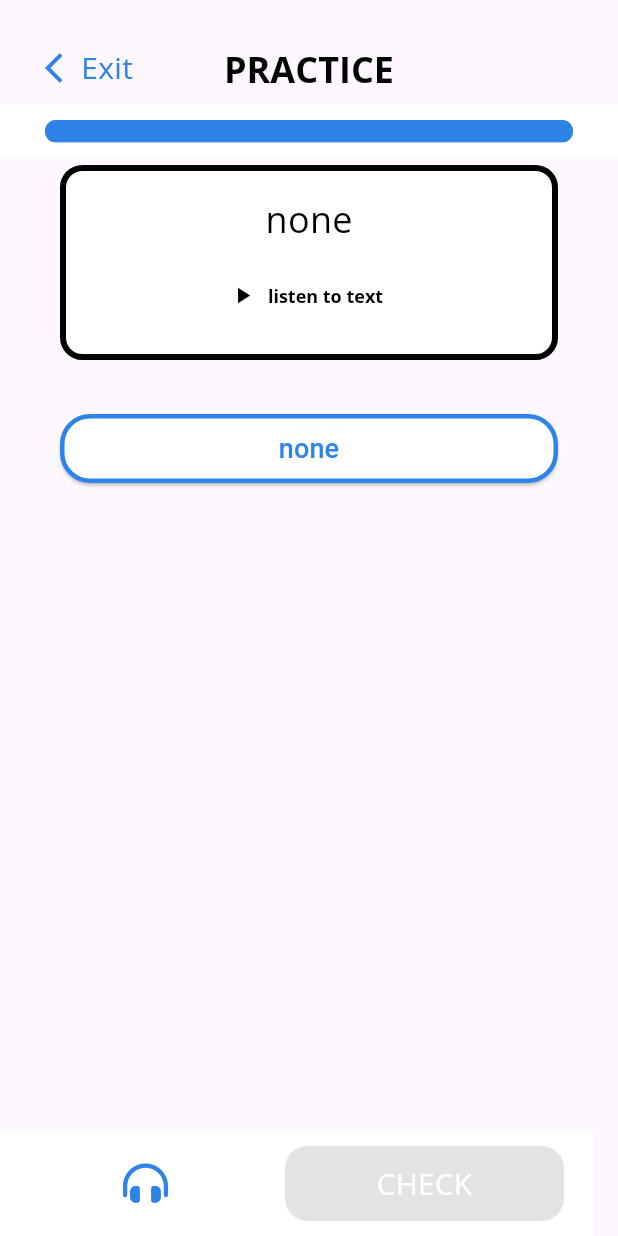
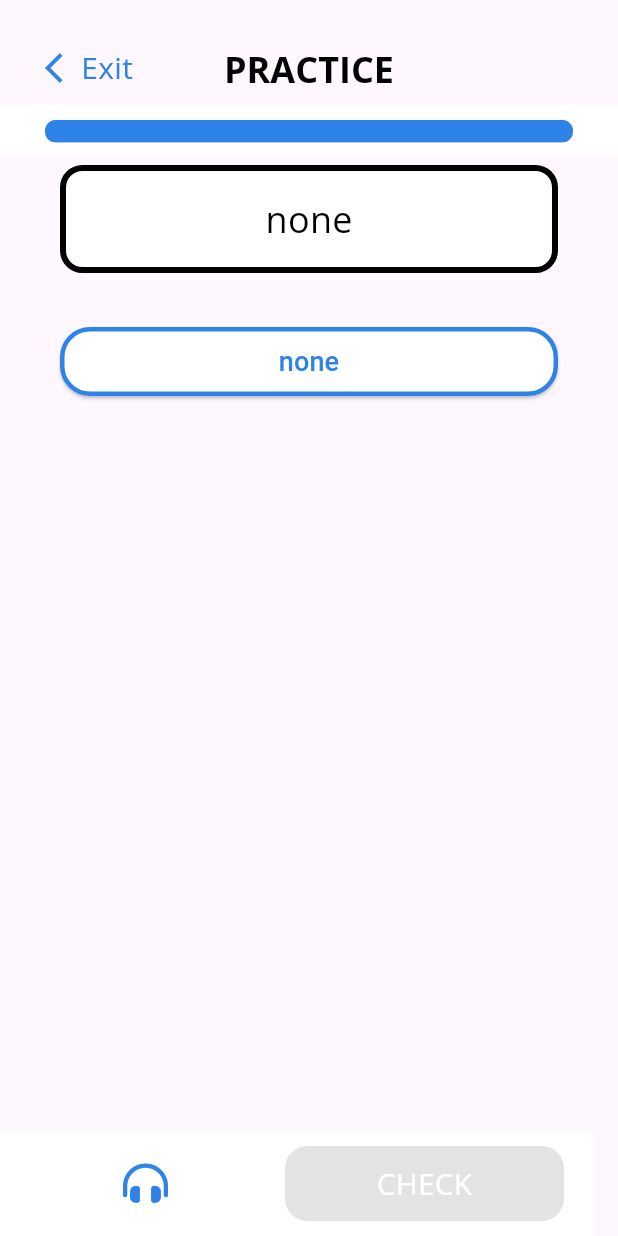
Before and after one commit to JasonXing1234/Gamified-Education-App, a Flutter app: the PracticeScreen screen opened directly with empty values, on a phone screen of 412 x 824 dp. Run offline on Flutter 3.47's test engine with Material 3 defaults, Android fonts, the phone set to English and light mode, and no system bars; our stand-ins replace equatable, firebase_auth, firebase_core, firebase_database, firebase_messaging, font_awesome_flutter and 1 more; accounts and stored records are empty.

Commit message:
Removed the option: 'listen to text' from the text box

```diff
--- a/lib/components/text_box/text_box.dart
+++ b/lib/components/text_box/text_box.dart
@@ -50,18 +50,18 @@ class TextBox extends StatelessWidget {
             textAlign: TextAlign.left,
             style: textStyles.customBodyText(color, 24),
           ),
-          Padding(
-            padding: const EdgeInsets.fromLTRB(0, 10, 0, 0),
-            child: TextButton.icon(
-              onPressed: readText,
-              icon: const Icon(Icons.play_arrow),
-              label: const Text("listen to text"),
-              style: TextButton.styleFrom(
-                foregroundColor: color, // Text color
-                textStyle: textStyles.caption,
-              ),
-            ),
-          ),
+          // Padding(
+          //   padding: const EdgeInsets.fromLTRB(0, 10, 0, 0),
+          //   child: TextButton.icon(
+          //     onPressed: readText,
+          //     icon: const Icon(Icons.play_arrow),
+          //     label: const Text("listen to text"),
+          //     style: TextButton.styleFrom(
+          //       foregroundColor: color, // Text color
+          //       textStyle: textStyles.caption,
+          //     ),
+          //   ),
+          // ),
         ],
       )
     );
```
